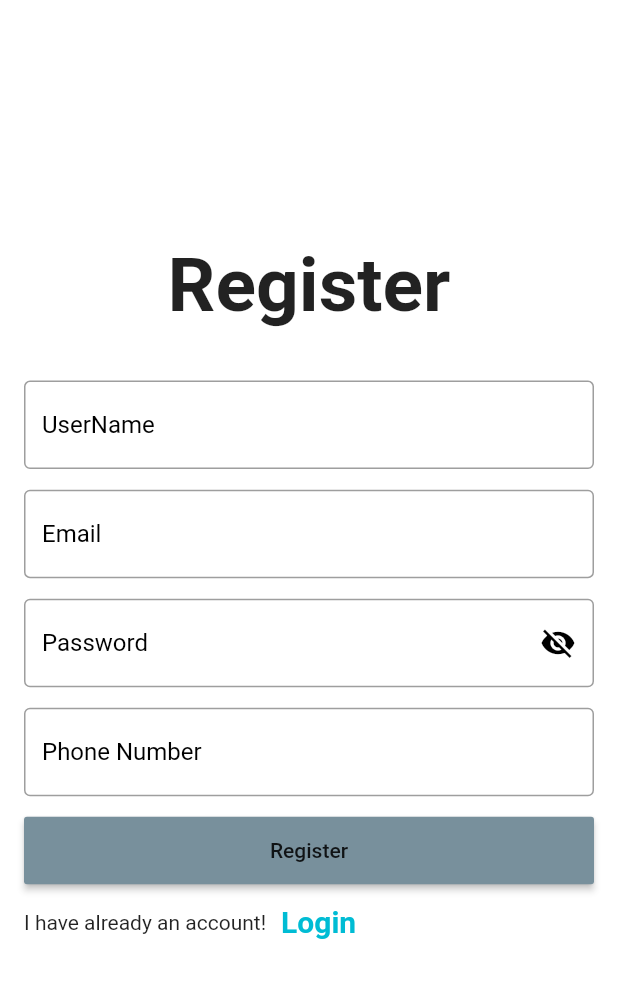
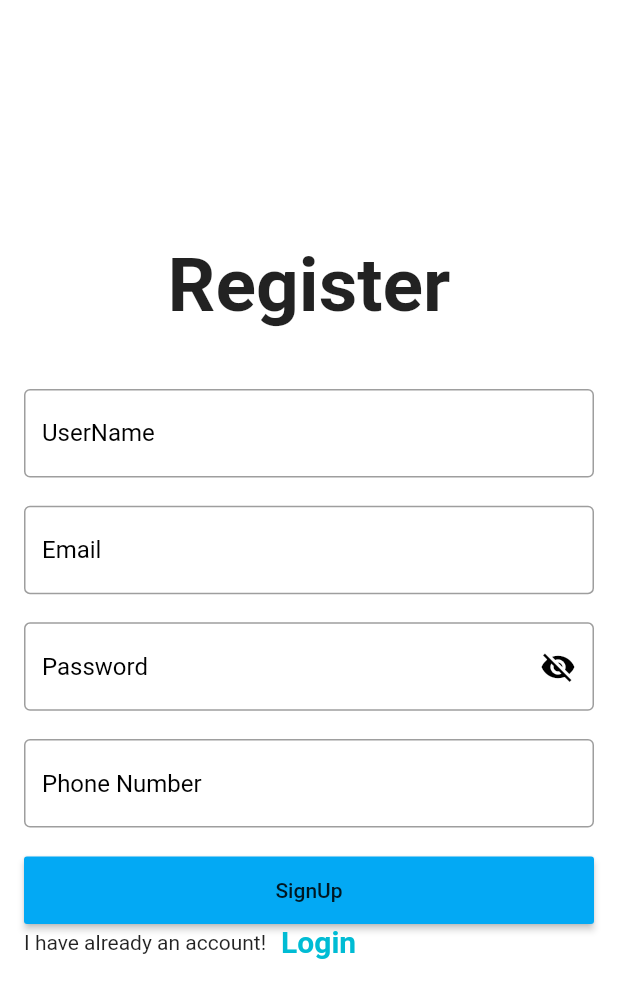
Before and after one commit to adriandleon/E-Commerce-app, a Flutter app: the Login screen opened directly, after a tap on "Login", after a tap on "SignUp", on a phone screen of 412 x 824 dp. Shown: the top 998 px of the screen. Run offline on Flutter 3.47's test engine with Material 2 defaults, Android fonts, the phone set to English and light mode, and no system bars.

Commit message:
Refactor widgets

```diff
--- a/lib/screens/login.dart
+++ b/lib/screens/login.dart
@@ -1,6 +1,11 @@
-import 'package:e_commercial/screens/signup.dart';
+import 'package:e_commercial/screens/sign_up.dart';
 import 'package:e_commercial/utils.dart';
+import 'package:e_commercial/widgets/centered_title.dart';
+import 'package:e_commercial/widgets/change_screen.dart';
+import 'package:e_commercial/widgets/my_text_form_field.dart';
+import 'package:e_commercial/widgets/password_form_field.dart';
 import 'package:flutter/material.dart';
+import '../widgets/my_button.dart';
 
 class Login extends StatefulWidget {
   @override
@@ -9,7 +14,7 @@ class Login extends StatefulWidget {
 
 final GlobalKey<FormState> _formKey = GlobalKey<FormState>();
 
-bool passwordVisible = false;
+bool obscurePassword = false;
 
 class _LoginState extends State<Login> {
   void validation() {
@@ -19,6 +24,65 @@ class _LoginState extends State<Login> {
     } else {
       print('No');
     }
+  }
+
+  Widget _buildAllForm() {
+    return Container(
+      height: 300,
+      width: double.infinity,
+      child: Column(
+        mainAxisAlignment: MainAxisAlignment.spaceEvenly,
+        children: [
+          CenteredTitle(text: 'Login'),
+          MyTextFormField(
+            hint: 'Email',
+            validator: (value) {
+              if (value.isEmpty) {
+                return "Please fill email";
+              } else if (!validateEmail(value)) {
+                return "Email is invalid";
+              } else {
+                return "";
+              }
+            },
+          ),
+          PasswordFormField(
+            hint: 'Password',
+            obscurePassword: obscurePassword,
+            validator: (value) {
+              if (value == "") {
+                return "Please fill password";
+              } else if (value.length < 8) {
+                return "Password is too short";
+              } else {
+                return "";
+              }
+            },
+            onTap: () {
+              FocusScope.of(context).unfocus();
+              setState(() {
+                obscurePassword = !obscurePassword;
+              });
+            },
+          ),
+          MyButton(
+            onPressed: () => validation(),
+            name: 'Login',
+          ),
+          ChangeScreen(
+            name: 'SignUp',
+            whichScreen: 'I have not account!',
+            onTap: () {
+              Navigator.of(context).pushReplacement(
+                MaterialPageRoute(
+                  builder: (ctx) => SignUp(),
+                ),
+              );
+            },
+          ),
+        ],
+      ),
+    );
   }
 
   @override
@@ -31,96 +95,7 @@ class _LoginState extends State<Login> {
           child: Column(
             mainAxisAlignment: MainAxisAlignment.center,
             children: [
-              Container(
-                height: 300,
-                width: double.infinity,
-                child: Column(
-                  mainAxisAlignment: MainAxisAlignment.spaceEvenly,
-                  children: [
-                    Text(
-                      'Login',
-                      style:
-                          TextStyle(fontSize: 50, fontWeight: FontWeight.bold),
-                    ),
-                    TextFormField(
-                      validator: (value) {
-                        if (value.isEmpty) {
-                          return "Please fill email";
-                        } else if (!validateEmail(value)) {
-                          return "Email is invalid";
-                        } else {
-                          return "";
-                        }
-                      },
-                      decoration: InputDecoration(
-                        border: OutlineInputBorder(),
-                        hintText: 'Email',
-                        hintStyle: TextStyle(color: Colors.black),
-                      ),
-                    ),
-                    TextFormField(
-                      obscureText: passwordVisible,
-                      validator: (value) {
-                        if (value.isEmpty) {
-                          return "Please fill password";
-                        } else if (value.length < 8) {
-                          return "Password is too short";
-                        } else {
-                          return "";
-                        }
-                      },
-                      decoration: InputDecoration(
-                        border: OutlineInputBorder(),
-                        hintText: 'Password',
-                        suffixIcon: GestureDetector(
-                          onTap: () {
-                            FocusScope.of(context).unfocus();
-                            setState(() {
-                              passwordVisible = !passwordVisible;
-                            });
-                          },
-                          child: Icon(
-                            passwordVisible
-                                ? Icons.visibility
-                                : Icons.visibility_off,
-                            color: Colors.black,
-                          ),
-                        ),
-                        hintStyle: TextStyle(color: Colors.black),
-                      ),
-                    ),
-                    Container(
-                      height: 45,
-                      width: double.infinity,
-                      child: RaisedButton(
-                          child: Text('Login'),
-                          color: Colors.grey,
-                          onPressed: () => validation()),
-                    ),
-                    Row(
-                      children: [
-                        Text('I have not account!'),
-                        SizedBox(
-                          width: 10,
-                        ),
-                        GestureDetector(
-                          onTap: () {
-                            Navigator.of(context).pushReplacement(
-                              MaterialPageRoute(
-                                builder: (ctx) => SignUp(),
-                              ),
-                            );
-                          },
-                          child: Text(
-                            'SignUp',
-                            style: TextStyle(color: Colors.cyan, fontSize: 20),
-                          ),
-                        )
-                      ],
-                    ),
-                  ],
-                ),
-              ),
+              _buildAllForm(),
             ],
           ),
         ),
--- /dev/null
+++ b/lib/screens/sign_up.dart
@@ -0,0 +1,156 @@
+import 'package:e_commercial/screens/login.dart';
+import 'package:e_commercial/utils.dart';
+import 'package:e_commercial/widgets/centered_title.dart';
+import 'package:e_commercial/widgets/change_screen.dart';
+import 'package:e_commercial/widgets/my_button.dart';
+import 'package:e_commercial/widgets/my_text_form_field.dart';
+import 'package:e_commercial/widgets/password_form_field.dart';
+import 'package:flutter/material.dart';
+
+class SignUp extends StatefulWidget {
+  @override
+  _SignUpState createState() => _SignUpState();
+}
+
+final GlobalKey<FormState> _formKey = GlobalKey<FormState>();
+
+bool passwordVisible = false;
+
+class _SignUpState extends State<SignUp> {
+  void validation() {
+    final FormState _form = _formKey.currentState;
+    if (_form.validate()) {
+      print('Yes');
+    } else {
+      print('No');
+    }
+  }
+
+  Widget _buildAllTextFormFields() {
+    return Container(
+      height: 330,
+      child: Column(
+        mainAxisAlignment: MainAxisAlignment.spaceEvenly,
+        children: [
+          MyTextFormField(
+            hint: 'UserName',
+            validator: (value) {
+              if (value == "") {
+                return "Please fill UserName";
+              } else if (value.length < 6) {
+                return "UserName is too short";
+              }
+              return "";
+            },
+          ),
+          MyTextFormField(
+            hint: 'Email',
+            validator: (value) {
+              if (value.isEmpty) {
+                return "Please fill email";
+              } else if (!validateEmail(value)) {
+                return "Email is invalid";
+              } else {
+                return "";
+              }
+            },
+          ),
+          PasswordFormField(
+            hint: 'Password',
+            obscurePassword: obscurePassword,
+            validator: (value) {
+              if (value == "") {
+                return "Please fill password";
+              } else if (value.length < 8) {
+                return "Password is too short";
+              } else {
+                return "";
+              }
+            },
+            onTap: () {
+              FocusScope.of(context).unfocus();
+              setState(() {
+                obscurePassword = !obscurePassword;
+              });
+            },
+          ),
+          MyTextFormField(
+            hint: 'Phone Number',
+            validator: (value) {
+              if (value.isEmpty) {
+                return "Please fill phone number";
+              } else if (value.length < 11) {
+                return "Phone number must be 11";
+              } else {
+                return "";
+              }
+            },
+          ),
+        ],
+      ),
+    );
+  }
+
+  Widget _buildBottomPart() {
+    return Container(
+      height: 400,
+      margin: EdgeInsets.symmetric(horizontal: 16),
+      width: double.infinity,
+      child: Column(
+        mainAxisAlignment: MainAxisAlignment.spaceEvenly,
+        children: <Widget>[
+          _buildAllTextFormFields(),
+          MyButton(
+            name: 'SignUp',
+            onPressed: () => validation(),
+          ),
+          ChangeScreen(
+            name: 'Login',
+            whichScreen: 'I have already an account!',
+            onTap: () {
+              Navigator.of(context).pushReplacement(
+                MaterialPageRoute(
+                  builder: (ctx) => Login(),
+                ),
+              );
+            },
+          ),
+        ],
+      ),
+    );
+  }
+
+  @override
+  Widget build(BuildContext context) {
+    return Scaffold(
+      resizeToAvoidBottomInset: false,
+      body: SafeArea(
+        child: Form(
+          key: _formKey,
+          child: Container(
+            child: Column(
+              children: <Widget>[
+                Container(
+                  height: 220,
+                  width: double.infinity,
+                  child: Column(
+                    mainAxisAlignment: MainAxisAlignment.end,
+                    children: <Widget>[
+                      CenteredTitle(
+                        text: 'Register',
+                      ),
+                    ],
+                  ),
+                ),
+                SizedBox(
+                  height: 20,
+                ),
+                _buildBottomPart(),
+              ],
+            ),
+          ),
+        ),
+      ),
+    );
+  }
+}
--- a/lib/screens/signup.dart
+++ /dev/null
@@ -1,182 +0,0 @@
-import 'package:e_commercial/screens/login.dart';
-import 'package:e_commercial/utils.dart';
-import 'package:flutter/material.dart';
-
-class SignUp extends StatefulWidget {
-  @override
-  _SignUpState createState() => _SignUpState();
-}
-
-final GlobalKey<FormState> _formKey = GlobalKey<FormState>();
-
-bool passwordVisible = false;
-
-class _SignUpState extends State<SignUp> {
-  void validation() {
-    final FormState _form = _formKey.currentState;
-    if (_form.validate()) {
-      print('Yes');
-    } else {
-      print('No');
-    }
-  }
-
-  @override
-  Widget build(BuildContext context) {
-    return Scaffold(
-      resizeToAvoidBottomInset: false,
-      body: SafeArea(
-        child: Form(
-          key: _formKey,
-          child: Container(
-            child: Column(
-              children: <Widget>[
-                Container(
-                  height: 220,
-                  width: double.infinity,
-                  child: Column(
-                    mainAxisAlignment: MainAxisAlignment.end,
-                    children: <Widget>[
-                      Text(
-                        'Register',
-                        style: TextStyle(
-                          fontSize: 50,
-                          fontWeight: FontWeight.bold,
-                        ),
-                      )
-                    ],
-                  ),
-                ),
-                SizedBox(
-                  height: 20,
-                ),
-                Container(
-                  height: 400,
-                  margin: EdgeInsets.symmetric(horizontal: 16),
-                  width: double.infinity,
-                  child: Column(
-                    mainAxisAlignment: MainAxisAlignment.spaceEvenly,
-                    children: <Widget>[
-                      TextFormField(
-                        validator: (value) {
-                          if (value == "") {
-                            return "Please fill UserName";
-                          } else if (value.length < 6) {
-                            return "UserName is too short";
-                          }
-                          return "";
-                        },
-                        decoration: InputDecoration(
-                          hintText: 'UserName',
-                          hintStyle: TextStyle(color: Colors.black),
-                          border: OutlineInputBorder(),
-                        ),
-                      ),
-                      TextFormField(
-                        validator: (value) {
-                          if (value == "") {
-                            return "Please fill email";
-                          } else if (!validateEmail(value)) {
-                            return "Email is invalid";
-                          } else {
-                            return "";
-                          }
-                        },
-                        decoration: InputDecoration(
-                          hintText: 'Email',
-                          hintStyle: TextStyle(color: Colors.black),
-                          border: OutlineInputBorder(),
-                        ),
-                      ),
-                      TextFormField(
-                        obscureText: passwordVisible,
-                        validator: (value) {
-                          if (value == "") {
-                            return "Please fill password";
-                          } else if (value.length < 6) {
-                            return "Password is too short";
-                          } else {
-                            return "";
-                          }
-                        },
-                        decoration: InputDecoration(
-                          hintText: 'Password',
-                          suffixIcon: GestureDetector(
-                            onTap: () {
-                              setState(() {
-                                passwordVisible = !passwordVisible;
-                              });
-                              FocusScope.of(context).unfocus();
-                            },
-                            child: Icon(
-                              passwordVisible
-                                  ? Icons.visibility
-                                  : Icons.visibility_off,
-                              color: Colors.black,
-                            ),
-                          ),
-                          hintStyle: TextStyle(color: Colors.black),
-                          border: OutlineInputBorder(),
-                        ),
-                      ),
-                      TextFormField(
-                        validator: (value) {
-                          if (value.isEmpty) {
-                            return "Please fill phone number";
-                          } else if (value.length < 11) {
-                            return "Phone number must be 11";
-                          } else {
-                            return "";
-                          }
-                        },
-                        decoration: InputDecoration(
-                          hintText: 'Phone Number',
-                          hintStyle: TextStyle(color: Colors.black),
-                          border: OutlineInputBorder(),
-                        ),
-                      ),
-                      Container(
-                        height: 45,
-                        width: double.infinity,
-                        child: RaisedButton(
-                            child: Text('Register'),
-                            color: Colors.blueGrey[400],
-                            onPressed: () {
-                              validation();
-                            }),
-                      ),
-                      Row(
-                        children: [
-                          Text('I have already an account!'),
-                          SizedBox(
-                            width: 10,
-                          ),
-                          GestureDetector(
-                            onTap: () {
-                              Navigator.of(context).pushReplacement(
-                                MaterialPageRoute(
-                                  builder: (ctx) => Login(),
-                                ),
-                              );
-                            },
-                            child: Text(
-                              'Login',
-                              style: TextStyle(
-                                  color: Colors.cyan,
-                                  fontSize: 20,
-                                  fontWeight: FontWeight.bold),
-                            ),
-                          ),
-                        ],
-                      )
-                    ],
-                  ),
-                )
-              ],
-            ),
-          ),
-        ),
-      ),
-    );
-  }
-}
--- /dev/null
+++ b/lib/widgets/centered_title.dart
@@ -0,0 +1,18 @@
+import 'package:flutter/material.dart';
+
+class CenteredTitle extends StatelessWidget {
+  final String text;
+
+  CenteredTitle({this.text});
+
+  @override
+  Widget build(BuildContext context) {
+    return Text(
+      text,
+      style: TextStyle(
+        fontSize: 50,
+        fontWeight: FontWeight.bold,
+      ),
+    );
+  }
+}
--- /dev/null
+++ b/lib/widgets/change_screen.dart
@@ -0,0 +1,32 @@
+import 'package:flutter/material.dart';
+
+class ChangeScreen extends StatelessWidget {
+  final String name;
+  final String whichScreen;
+  final Function onTap;
+
+  ChangeScreen({this.name, this.onTap, this.whichScreen});
+
+  @override
+  Widget build(BuildContext context) {
+    return Row(
+      children: [
+        Text(whichScreen),
+        SizedBox(
+          width: 10,
+        ),
+        GestureDetector(
+          onTap: onTap,
+          child: Text(
+            name,
+            style: TextStyle(
+              color: Colors.cyan,
+              fontSize: 20,
+              fontWeight: FontWeight.bold,
+            ),
+          ),
+        ),
+      ],
+    );
+  }
+}
--- /dev/null
+++ b/lib/widgets/my_button.dart
@@ -0,0 +1,21 @@
+import 'package:flutter/material.dart';
+
+class MyButton extends StatelessWidget {
+  final Function onPressed;
+  final String name;
+
+  MyButton({this.name, this.onPressed});
+
+  @override
+  Widget build(BuildContext context) {
+    return Container(
+      height: 45,
+      width: double.infinity,
+      child: RaisedButton(
+        child: Text(name),
+        color: Colors.lightBlue,
+        onPressed: onPressed,
+      ),
+    );
+  }
+}
--- /dev/null
+++ b/lib/widgets/my_text_form_field.dart
@@ -0,0 +1,20 @@
+import 'package:flutter/material.dart';
+
+class MyTextFormField extends StatelessWidget {
+  final String hint;
+  final Function validator;
+
+  MyTextFormField({this.hint, this.validator});
+
+  @override
+  Widget build(BuildContext context) {
+    return TextFormField(
+      validator: validator,
+      decoration: InputDecoration(
+        border: OutlineInputBorder(),
+        hintText: hint,
+        hintStyle: TextStyle(color: Colors.black),
+      ),
+    );
+  }
+}
--- /dev/null
+++ b/lib/widgets/password_form_field.dart
@@ -0,0 +1,31 @@
+import 'package:flutter/material.dart';
+
+class PasswordFormField extends StatelessWidget {
+  final String hint;
+  final bool obscurePassword;
+  final Function validator;
+  final Function onTap;
+
+  PasswordFormField(
+      {this.hint, this.obscurePassword, this.validator, this.onTap});
+
+  @override
+  Widget build(BuildContext context) {
+    return TextFormField(
+      obscureText: obscurePassword,
+      validator: validator,
+      decoration: InputDecoration(
+        border: OutlineInputBorder(),
+        hintText: hint,
+        suffixIcon: GestureDetector(
+          onTap: onTap,
+          child: Icon(
+            obscurePassword ? Icons.visibility : Icons.visibility_off,
+            color: Colors.black,
+          ),
+        ),
+        hintStyle: TextStyle(color: Colors.black),
+      ),
+    );
+  }
+}
```
